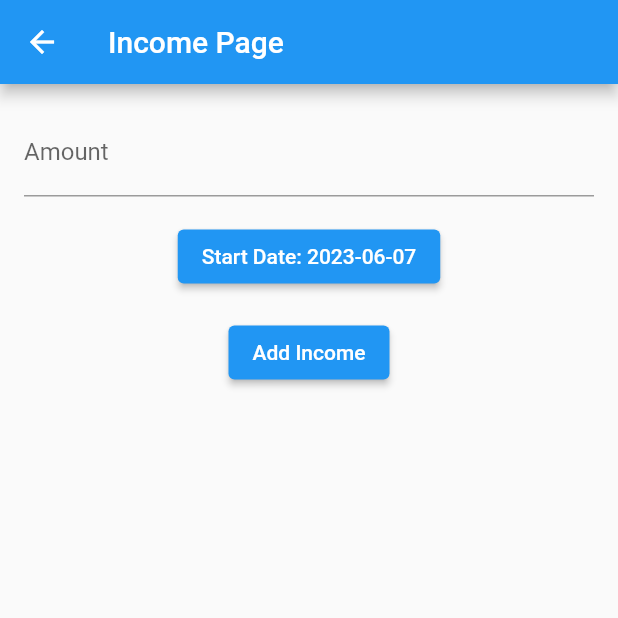
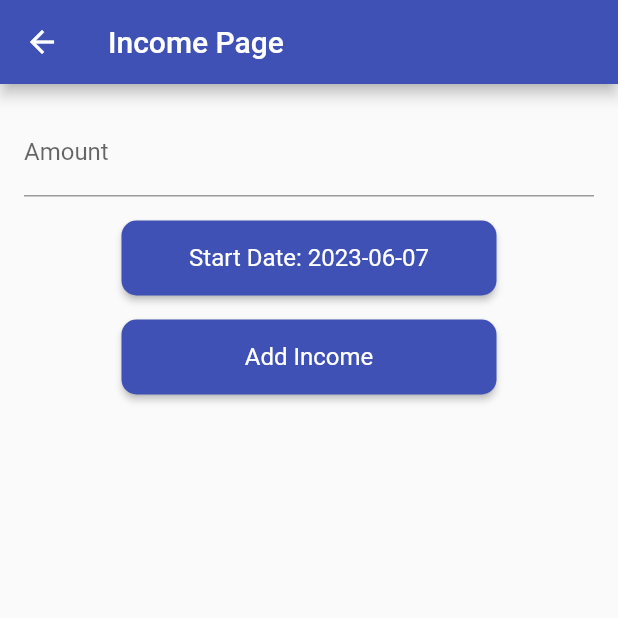
Before and after one commit to ulascancmgl/expenser, a Flutter app: the screen it shows after launch, after a tap on "Income", on a phone screen of 412 x 824 dp, the top half of it. Run offline on Flutter 3.47's test engine with Material 2 defaults, Android fonts, the phone set to English and light mode, and no system bars; our stand-ins replace shared_preferences, syncfusion_flutter_charts.

Commit message:
front end adjusments

```diff
--- a/lib/income.dart
+++ b/lib/income.dart
@@ -97,6 +97,19 @@ class _IncomePageState extends State<IncomePage> {
       initialDate: DateTime.now(),
       firstDate: DateTime(2000),
       lastDate: DateTime(2100),
+      builder: (BuildContext context, Widget? child) {
+        return Theme(
+          data: ThemeData.light().copyWith(
+            colorScheme: ColorScheme.fromSwatch(
+              primarySwatch: Colors.indigo,
+              backgroundColor: Colors.white,
+              cardColor: Colors.indigo,
+            ),
+            dialogBackgroundColor: Colors.white,
+          ),
+          child: child!,
+        );
+      },
     );
 
     if (pickedDate != null) {
@@ -106,11 +119,22 @@ class _IncomePageState extends State<IncomePage> {
     }
   }
 
+  final ButtonStyle elevatedButtonStyle = ElevatedButton.styleFrom(
+    backgroundColor: Colors.indigo,
+    foregroundColor: Colors.white,
+    textStyle: TextStyle(fontSize: 16),
+    fixedSize: Size(250, 50),
+    shape: RoundedRectangleBorder(
+      borderRadius: BorderRadius.circular(10),
+    ),
+  );
+
   @override
   Widget build(BuildContext context) {
     return Scaffold(
       appBar: AppBar(
         title: Text('Income Page'),
+        backgroundColor: Colors.indigo,
       ),
       body: Column(
         children: [
@@ -126,6 +150,7 @@ class _IncomePageState extends State<IncomePage> {
                 SizedBox(height: 16.0),
                 ElevatedButton(
                   onPressed: () => _showDatePicker(context),
+                  style: elevatedButtonStyle,
                   child: Text(_startDate == true
                       ? 'Select Start Date'
                       : 'Start Date: ${_startDate.toString().substring(0, 10)}'),
@@ -133,6 +158,7 @@ class _IncomePageState extends State<IncomePage> {
                 SizedBox(height: 16.0),
                 ElevatedButton(
                   onPressed: _addIncome,
+                  style: elevatedButtonStyle,
                   child: Text('Add Income'),
                 ),
               ],
--- a/lib/main.dart
+++ b/lib/main.dart
@@ -28,16 +28,28 @@ class ExpenseCalculatorApp extends StatelessWidget {
 }
 
 class HomePage extends StatelessWidget {
+  final ButtonStyle elevatedButtonStyle = ElevatedButton.styleFrom(
+    backgroundColor: Colors.indigo,
+    foregroundColor: Colors.white,
+    textStyle: TextStyle(fontSize: 16),
+    fixedSize: Size(250, 50),
+    shape: RoundedRectangleBorder(
+      borderRadius: BorderRadius.circular(10),
+    ),
+  );
+
   @override
   Widget build(BuildContext context) {
     return Scaffold(
       appBar: AppBar(
         title: Text('Expense Calculator'),
+        backgroundColor: Colors.indigo,
       ),
       body: Center(
         child: Column(
           mainAxisAlignment: MainAxisAlignment.center,
           children: [
+            SizedBox(height: 8.0),
             ElevatedButton(
               onPressed: () {
                 Navigator.push(
@@ -47,8 +59,10 @@ class HomePage extends StatelessWidget {
                   ),
                 );
               },
+              style: elevatedButtonStyle,
               child: Text('Income'),
             ),
+            SizedBox(height: 8.0),
             ElevatedButton(
               onPressed: () {
                 Navigator.push(
@@ -58,8 +72,10 @@ class HomePage extends StatelessWidget {
                   ),
                 );
               },
+              style: elevatedButtonStyle,
               child: Text('Expense'),
             ),
+            SizedBox(height: 8.0),
             ElevatedButton(
               onPressed: () {
                 Navigator.push(
@@ -69,8 +85,10 @@ class HomePage extends StatelessWidget {
                   ),
                 );
               },
+              style: elevatedButtonStyle,
               child: Text('Total Expense'),
             ),
+            SizedBox(height: 8.0),
             ElevatedButton(
               onPressed: () {
                 Navigator.push(
@@ -80,8 +98,10 @@ class HomePage extends StatelessWidget {
                   ),
                 );
               },
+              style: elevatedButtonStyle,
               child: Text('Inflation'),
             ),
+            SizedBox(height: 8.0),
             ElevatedButton(
               onPressed: () {
                 Navigator.push(
@@ -91,8 +111,10 @@ class HomePage extends StatelessWidget {
                   ),
                 );
               },
+              style: elevatedButtonStyle,
               child: Text('How much to spend daily'),
             ),
+            SizedBox(height: 8.0),
             ElevatedButton(
               onPressed: () {
                 Navigator.push(
@@ -102,8 +124,10 @@ class HomePage extends StatelessWidget {
                   ),
                 );
               },
+              style: elevatedButtonStyle,
               child: Text('Calculate To Buy'),
             ),
+            SizedBox(height: 8.0),
             ElevatedButton(
               onPressed: () {
                 Navigator.push(
@@ -113,8 +137,10 @@ class HomePage extends StatelessWidget {
                   ),
                 );
               },
+              style: elevatedButtonStyle,
               child: Text('Calculate Loan'),
             ),
+            SizedBox(height: 8.0),
             ElevatedButton(
               onPressed: () {
                 Navigator.push(
@@ -124,6 +150,7 @@ class HomePage extends StatelessWidget {
                   ),
                 );
               },
+              style: elevatedButtonStyle,
               child: Text('Exchange'),
             ),
           ],
--- a/lib/total_expense.dart
+++ b/lib/total_expense.dart
@@ -28,11 +28,13 @@ class _TotalExpensePageState extends State<TotalExpensePage> {
     loadIncomes();
   }
 
+
   @override
   Widget build(BuildContext context) {
     return Scaffold(
       appBar: AppBar(
         title: Text('Total Expenses'),
+        backgroundColor: Colors.indigo,
       ),
       body: Column(
         children: [
```
Also changed, not shown: lib/calculate_buy.dart (+12 -0 lines), lib/expense.dart (+12 -0 lines).
